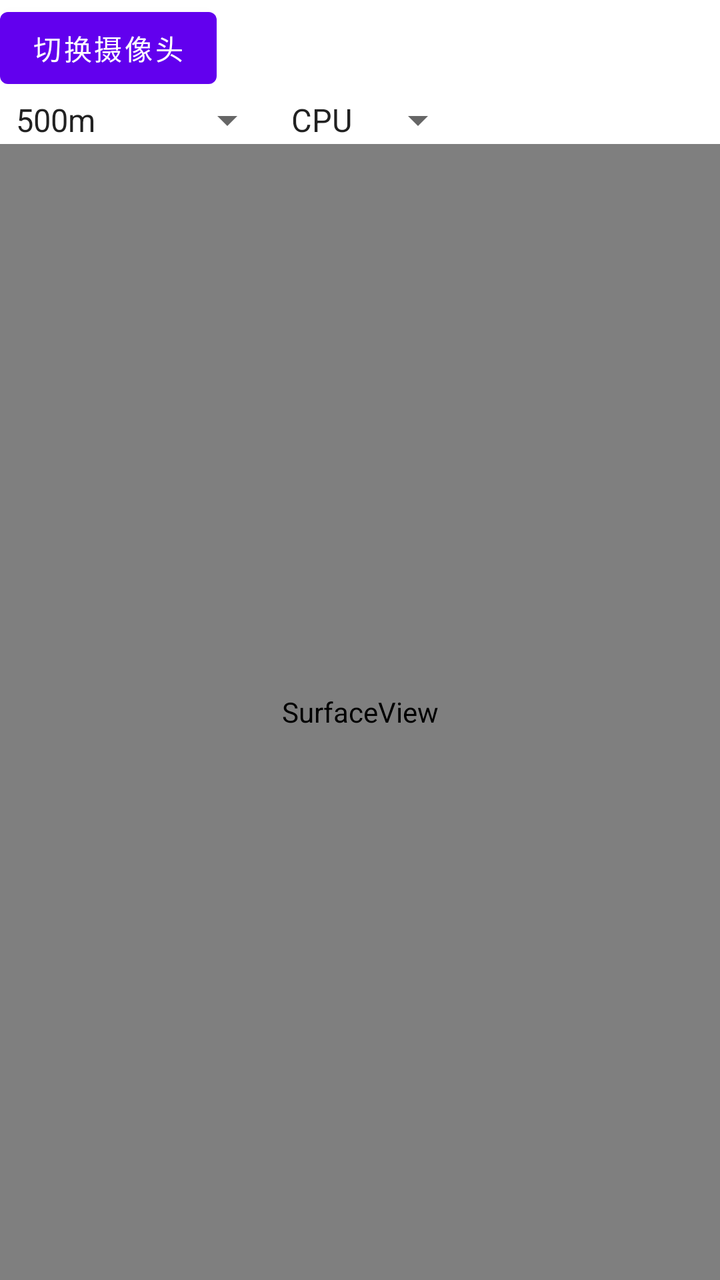
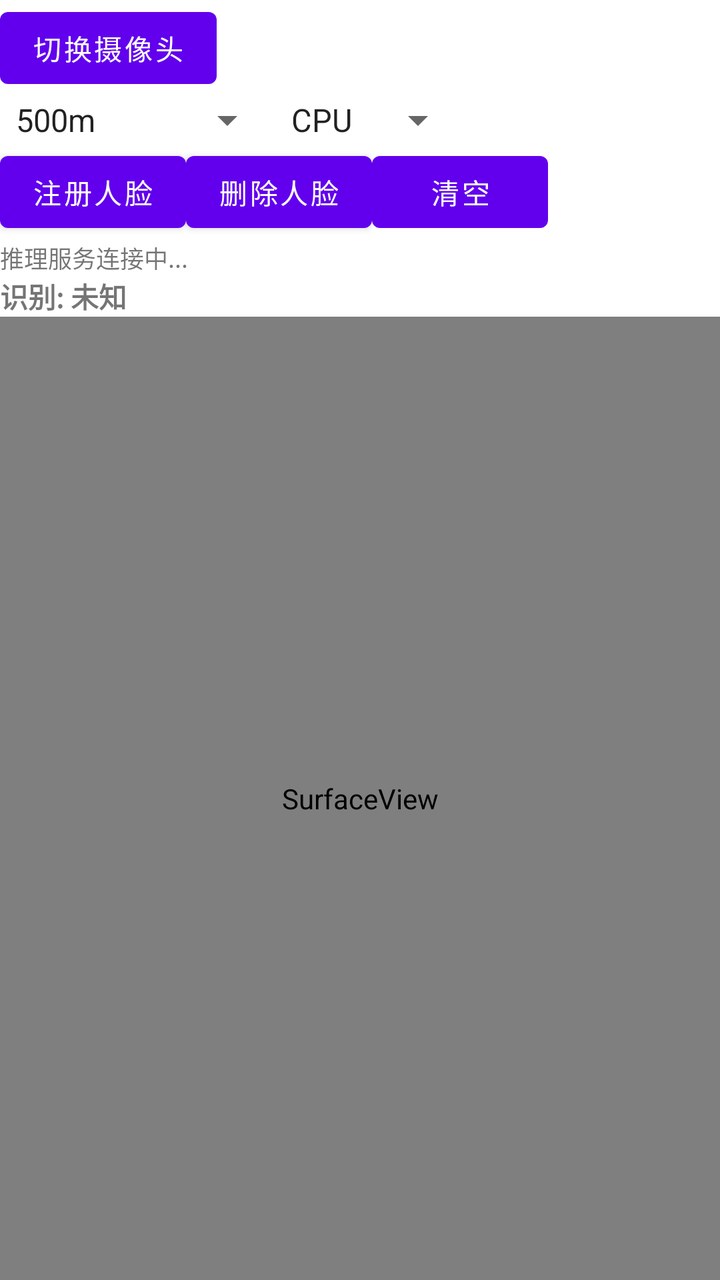

The first picture is an Android layout as it rendered before a commit; the second is the same layout after the commit. The layout source and the unified diff follow.
<!-- AndroidManifest.xml: fallback theme Theme.MaterialComponents.DayNight.NoActionBar -->
<!-- res/layout/main.xml -->
<?xml version="1.0" encoding="utf-8"?>
<LinearLayout xmlns:android="http://schemas.android.com/apk/res/android"
              android:orientation="vertical"
              android:layout_width="fill_parent"
              android:layout_height="fill_parent"
              android:fitsSystemWindows="true">

    <LinearLayout
        android:orientation="horizontal"
        android:layout_width="fill_parent"
        android:layout_height="wrap_content">

    <Button
        android:id="@+id/buttonSwitchCamera"
        android:layout_width="wrap_content"
        android:layout_height="wrap_content"
        android:text="切换摄像头" />

    </LinearLayout>

    <LinearLayout
        android:orientation="horizontal"
        android:layout_width="fill_parent"
        android:layout_height="wrap_content">

    <Spinner
        android:id="@+id/spinnerModel"
        android:layout_width="wrap_content"
        android:layout_height="wrap_content"
        android:drawSelectorOnTop="true"
        android:entries="@array/model_array" />

    <Spinner
        android:id="@+id/spinnerCPUGPU"
        android:layout_width="wrap_content"
        android:layout_height="wrap_content"
        android:drawSelectorOnTop="true"
        android:entries="@array/cpugpu_array" />

    </LinearLayout>

    <SurfaceView
        android:id="@+id/cameraview"
        android:layout_width="fill_parent"
        android:layout_height="fill_parent" />

</LinearLayout>
<!-- resources referenced by this layout -->
<resources>
  <string-array name="cpugpu_array">
          <item>CPU</item>
          <item>GPU</item>
      </string-array>
  <string-array name="model_array">
          <item>500m</item>
          <item>500m_kps</item>
          <item>1g</item>
          <item>2.5g</item>
          <item>2.5g_kps</item>
          <item>10g</item>
          <item>10g_kps</item>
          <item>34g</item>
      </string-array>
</resources>

<!-- the commit's change to res/layout/main.xml (unified diff, before → after) -->
@@ -39,6 +39,46 @@
 
     </LinearLayout>
 
+    <LinearLayout
+        android:orientation="horizontal"
+        android:layout_width="fill_parent"
+        android:layout_height="wrap_content">
+
+    <Button
+        android:id="@+id/buttonRegister"
+        android:layout_width="wrap_content"
+        android:layout_height="wrap_content"
+        android:text="注册人脸" />
+
+    <Button
+        android:id="@+id/buttonDelete"
+        android:layout_width="wrap_content"
+        android:layout_height="wrap_content"
+        android:text="删除人脸" />
+
+    <Button
+        android:id="@+id/buttonClear"
+        android:layout_width="wrap_content"
+        android:layout_height="wrap_content"
+        android:text="清空" />
+
+    </LinearLayout>
+
+    <TextView
+        android:id="@+id/textInference"
+        android:layout_width="fill_parent"
+        android:layout_height="wrap_content"
+        android:text="推理服务连接中..."
+        android:textSize="12sp" />
+
+    <TextView
+        android:id="@+id/textResult"
+        android:layout_width="fill_parent"
+        android:layout_height="wrap_content"
+        android:text="识别: 未知"
+        android:textSize="14sp"
+        android:textStyle="bold" />
+
     <SurfaceView
         android:id="@+id/cameraview"
         android:layout_width="fill_parent"
